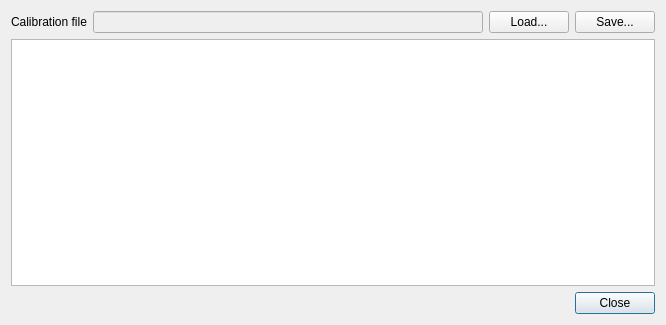
JoseLuis-AL/SMCP, file src/ui/CalibrationDialog.ui: the form before one commit.
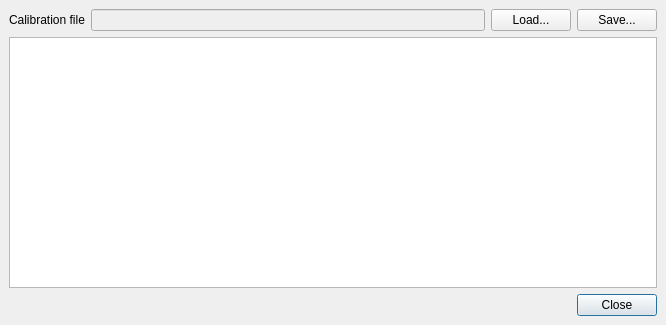
The form after the commit.

```diff
--- a/src/ui/CalibrationDialog.ui
+++ b/src/ui/CalibrationDialog.ui
@@ -17,6 +17,21 @@
    <string>Calibration</string>
   </property>
   <layout class="QVBoxLayout" name="verticalLayout">
+   <property name="spacing">
+    <number>6</number>
+   </property>
+   <property name="leftMargin">
+    <number>9</number>
+   </property>
+   <property name="topMargin">
+    <number>9</number>
+   </property>
+   <property name="rightMargin">
+    <number>9</number>
+   </property>
+   <property name="bottomMargin">
+    <number>9</number>
+   </property>
    <item>
     <layout class="QHBoxLayout" name="horizontalLayout_2">
      <item>
```
